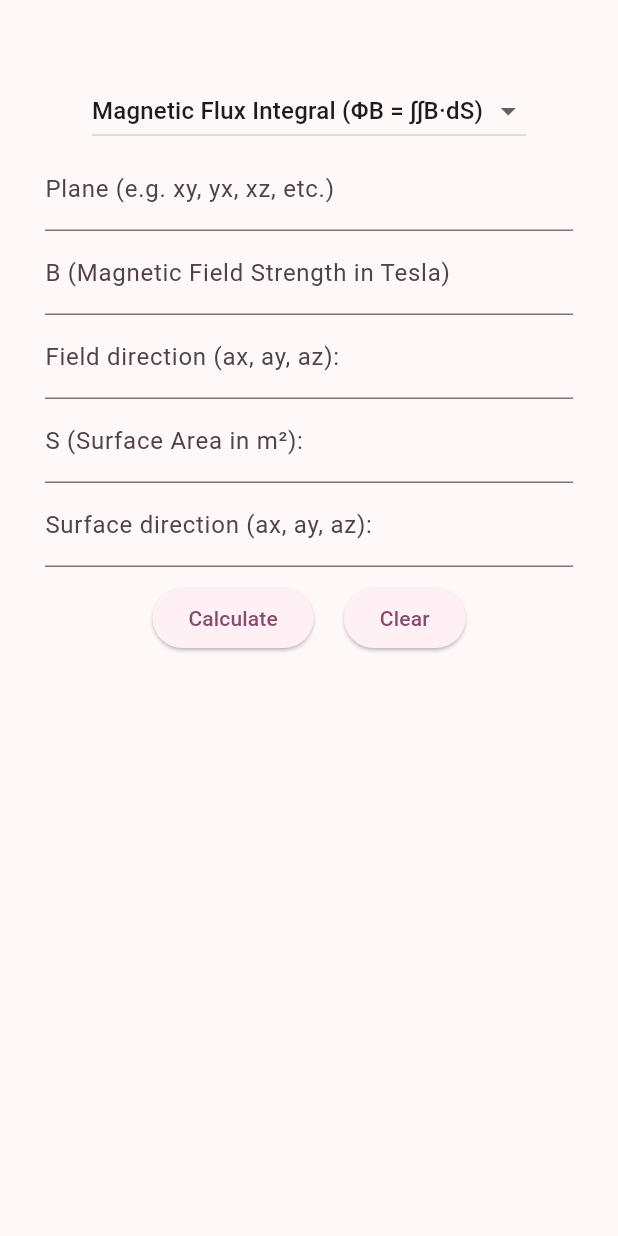
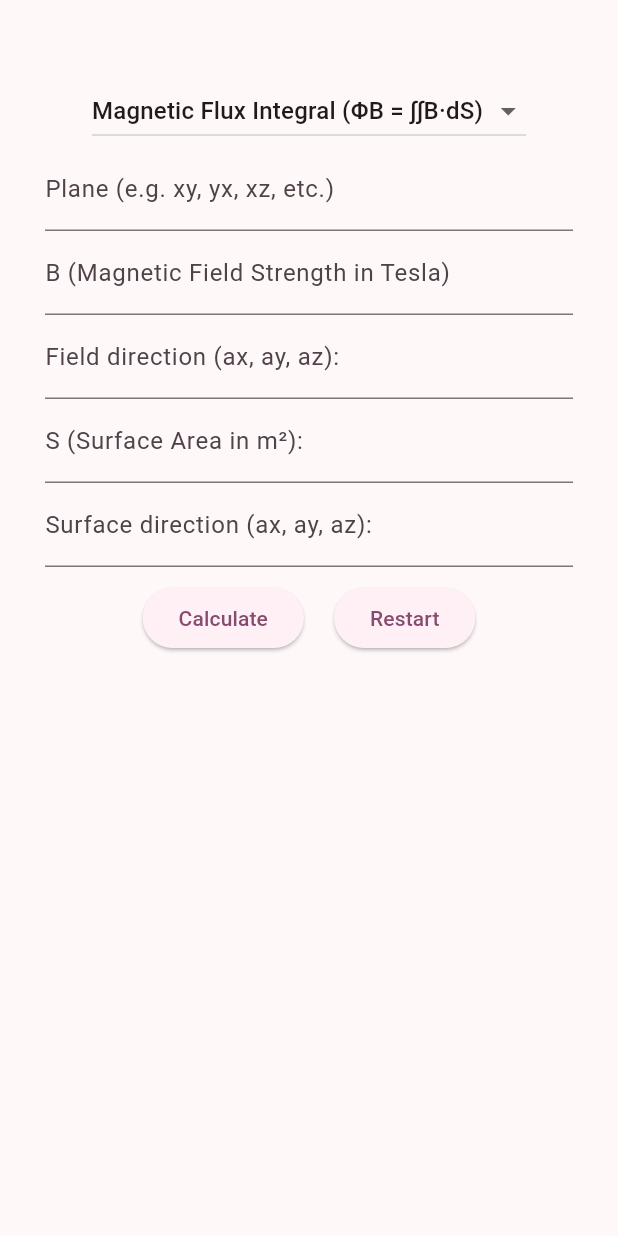
Before and after one commit to SharonLZX/Electro-Magnetism-Solver, a Flutter app: the screen it shows after launch, on a phone screen of 412 x 824 dp. Run offline on Flutter 3.47's test engine with Material 3 defaults, Android fonts, the phone set to English and light mode, and no system bars.

Commit message:
new file:   devtools_options.yaml 	modified:   lib/constants.dart 	modified:   lib/main.dart

```diff
--- /dev/null
+++ b/devtools_options.yaml
@@ -0,0 +1,3 @@
+description: This file stores settings for Dart & Flutter DevTools.
+documentation: https://docs.flutter.dev/tools/devtools/extensions#configure-extension-enablement-states
+extensions:
--- a/lib/constants.dart
+++ b/lib/constants.dart
@@ -3,4 +3,12 @@ final List<String> formulaList = [
   'Induced EMF in a loop (E = - dΦB/dt)',
 ];
 
-final inputs = ['B', 'BD', 'S', 'SD', 'A', 'P', 'dFlux', 'dt'];
+const inputs = ['B', 'BD', 'S', 'SD', 'A', 'P', 'dFlux', 'dt'];
+
+const String planeFormHint = 'Plane (e.g. xy, yx, xz, etc.)';
+const String magFieldHint = 'B (Magnetic Field Strength in Tesla)';
+const String fieldDirecHint = 'Field direction (ax, ay, az):';
+const String surAreaHint = 'S (Surface Area in m²):';
+const String surDirecHint = 'Surface direction (ax, ay, az):';
+const String chgMagFluxHint = 'dΦB (Change in Magnetic Flux in Weber)';
+const String chgTimeHint = 'dt (Change in Time in seconds)';
--- a/lib/main.dart
+++ b/lib/main.dart
@@ -128,7 +128,7 @@ class _MyHomePageState extends State<MyHomePage> {
           double dFlux =
               double.tryParse(controllers['dFlux']?.text ?? '0') ?? 0;
           double dt = double.tryParse(controllers['dt']?.text ?? '0') ?? 0;
-          //_result = inducedEMFLoop(dFlux, dt);
+          // _result = inducedEMFLoop(dFlux, dt);
           break;
       }
     });
@@ -146,7 +146,6 @@ class _MyHomePageState extends State<MyHomePage> {
   @override
   Widget build(BuildContext context) {
     double screenWidth = MediaQuery.of(context).size.width;
-    double screenHeight = MediaQuery.of(context).size.height;
 
     return Scaffold(
       appBar: null,
@@ -178,20 +177,14 @@ class _MyHomePageState extends State<MyHomePage> {
                 ),
                 if (selectedFormula ==
                     'Magnetic Flux Integral (ΦB = ∫∫B·dS)') ...[
-                  widgetFactory.planeForm("Plane (e.g. xy, yx, xz, etc.)", 'P'),
-                  widgetFactory.defaultForm(
-                      'B (Magnetic Field Strength in Tesla)', 'B'),
-                  widgetFactory.directionForm(
-                      'Field direction (ax, ay, az):', 'BD'),
-                  widgetFactory.defaultForm('S (Surface Area in m²):', 'S'),
-                  widgetFactory.directionForm(
-                      'Surface direction (ax, ay, az):', 'SD'),
-                ] else if (selectedFormula ==
-                    'Induced EMF in a loop (E = - dΦB/dt)') ...[
-                  widgetFactory.directionForm(
-                      'dΦB (Change in Magnetic Flux in Weber)', 'dFlux'),
-                  widgetFactory.directionForm(
-                      'dt (Change in Time in seconds)', 'dt'),
+                  widgetFactory.planeForm(planeFormHint, 'P'),
+                  widgetFactory.defaultForm(magFieldHint, 'B'),
+                  widgetFactory.directionForm(fieldDirecHint, 'BD'),
+                  widgetFactory.defaultForm(surAreaHint, 'S'),
+                  widgetFactory.directionForm(surDirecHint, 'SD'),
+                ] else ...[
+                  widgetFactory.directionForm(chgMagFluxHint, 'dFlux'),
+                  widgetFactory.directionForm(chgTimeHint, 'dt'),
                 ],
                 Padding(
                   padding: const EdgeInsets.all(10),
@@ -205,26 +198,21 @@ class _MyHomePageState extends State<MyHomePage> {
                       const SizedBox(width: 20),
                       ElevatedButton(
                         onPressed: clearFields,
-                        child: const Text('Clear'),
+                        child: const Text('Restart'),
                       ),
                     ],
                   ),
                 ),
-                Container(
+                SizedBox(
                   width: screenWidth - 10,
                   height: (_result.length * 50),
-                  decoration: BoxDecoration(
-                    border: Border.all(
-                      color: const Color.fromARGB(255, 243, 33, 159),
-                      width: 2,
-                    ),
-                    borderRadius: BorderRadius.circular(8),
-                  ),
                   child: ListView.builder(
+                    padding: const EdgeInsets.all(0.0),
                     shrinkWrap: true,
                     itemCount: _result.length,
                     itemBuilder: (context, index) {
                       return ListTile(
+                        contentPadding: EdgeInsets.zero,
                         title: Text("Step $index"),
                         subtitle: Text(_result[index]),
                       );
```
